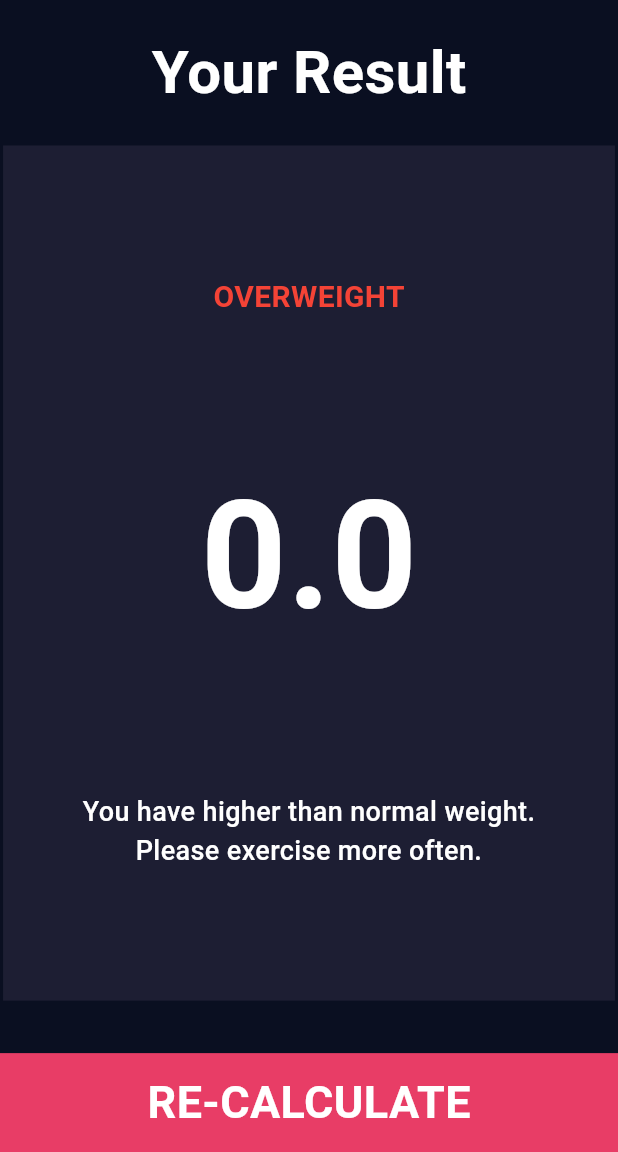
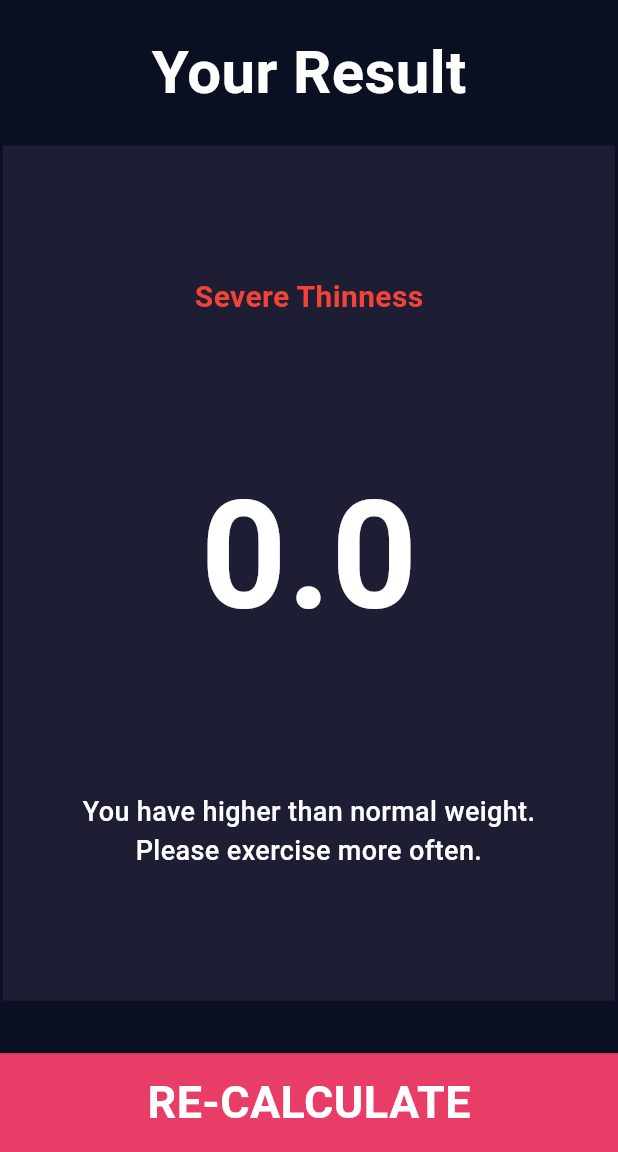
Before and after one commit to adispatil/itmp-batchMay25-BMI-Calculator, a Flutter app: the screen it shows after launch, after a tap on "CALCULATE", on a phone screen of 412 x 824 dp, the part 84-1236 px from its top. Run offline on Flutter 3.47's test engine with Material 3 defaults, Android fonts, the phone set to English and light mode, and no system bars.

```diff
--- a/lib/result_screen.dart
+++ b/lib/result_screen.dart
@@ -11,10 +11,20 @@ class ResultScreen extends StatefulWidget {
 }
 
 class _ResultScreenState extends State<ResultScreen> {
+  String _getBmiCategoryTitle() {
+    if (widget.bmiResult < 16) {
+      return "Severe Thinness";
+    } else if (widget.bmiResult > 16 && widget.bmiResult < 17.0) {
+      return "Moderate Thinness";
+    } else if (widget.bmiResult >= 17.0 && widget.bmiResult <= 18.5) {
+      return "Mild Thinness";
+    } else {
+      return "Overweight";
+    }
+  }
+
   @override
   Widget build(BuildContext context) {
-    print("${widget.bmiResult}");
-
     return Scaffold(
       backgroundColor: Color(0xFF0A0F21),
       appBar: AppBar(
@@ -54,7 +64,7 @@ class _ResultScreenState extends State<ResultScreen> {
                   mainAxisAlignment: MainAxisAlignment.spaceEvenly,
                   children: [
                     Text(
-                      "OVERWEIGHT",
+                      _getBmiCategoryTitle(),
                       style: TextStyle(
                         fontWeight: FontWeight.bold,
                         fontSize: 20,
```
